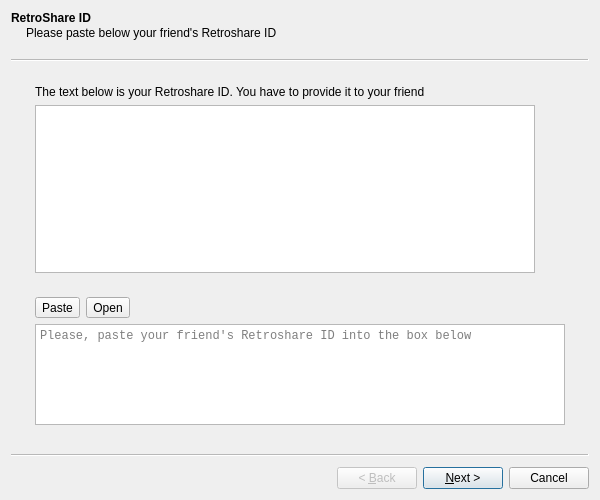
Old version of the form retroshare-gui/src/gui/connect/ConnectFriendWizard.ui in the repository RetroShare/RetroShare.
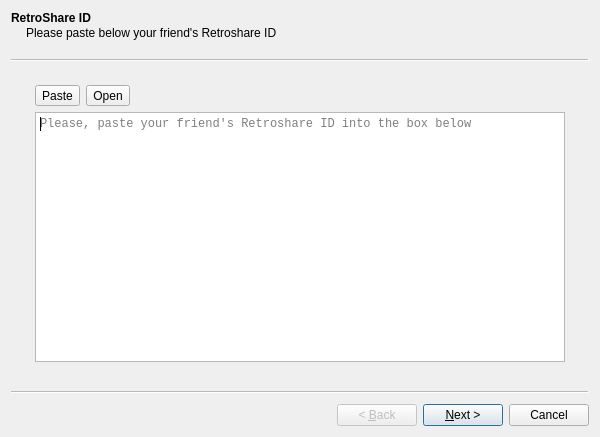
New version of the form. Icons and pictures are not drawn. Custom widgets are drawn as their Qt base class.

Commit message:
Removed unused old cert Text field
Removed unused old cert Text field to get more space
Changed Finish Button text to "Accept" when its a Friend Request
fixed stylsheets

The edit to the form file:
```diff
--- a/retroshare-gui/src/gui/connect/ConnectFriendWizard.ui
+++ b/retroshare-gui/src/gui/connect/ConnectFriendWizard.ui
@@ -7,7 +7,7 @@
     <x>0</x>
     <y>0</y>
     <width>600</width>
-    <height>500</height>
+    <height>437</height>
    </rect>
   </property>
   <property name="windowTitle">
@@ -28,192 +28,6 @@
     <string notr="true">ConnectFriendWizard::Page_Text</string>
    </attribute>
    <layout class="QVBoxLayout" name="TextPageVLayout">
-    <item>
-     <widget class="QFrame" name="userFrame">
-      <layout class="QGridLayout" name="userFrameGLayout">
-       <item row="1" column="1">
-        <layout class="QVBoxLayout" name="userCertButtonVLayout">
-         <item>
-          <widget class="QToolButton" name="userCertHelpButton">
-           <property name="sizePolicy">
-            <sizepolicy hsizetype="Fixed" vsizetype="Fixed">
-             <horstretch>20</horstretch>
-             <verstretch>20</verstretch>
-            </sizepolicy>
-           </property>
-           <property name="focusPolicy">
-            <enum>Qt::NoFocus</enum>
-           </property>
-           <property name="icon">
-            <iconset resource="../images.qrc">
-             <normaloff>:/images/info16.png</normaloff>:/images/info16.png</iconset>
-           </property>
-           <property name="autoRaise">
-            <bool>true</bool>
-           </property>
-          </widget>
-         </item>
-         <item>
-          <widget class="QToolButton" name="userCertIncludeSignaturesButton">
-           <property name="sizePolicy">
-            <sizepolicy hsizetype="Fixed" vsizetype="Fixed">
-             <horstretch>20</horstretch>
-             <verstretch>20</verstretch>
-            </sizepolicy>
-           </property>
-           <property name="focusPolicy">
-            <enum>Qt::NoFocus</enum>
-           </property>
-           <property name="toolTip">
-            <string>Include signatures</string>
-           </property>
-           <property name="icon">
-            <iconset resource="../images.qrc">
-             <normaloff>:/images/gpgp_key_generate.png</normaloff>:/images/gpgp_key_generate.png</iconset>
-           </property>
-           <property name="checkable">
-            <bool>true</bool>
-           </property>
-           <property name="autoRaise">
-            <bool>true</bool>
-           </property>
-          </widget>
-         </item>
-         <item>
-          <widget class="QToolButton" name="userCertCopyButton">
-           <property name="sizePolicy">
-            <sizepolicy hsizetype="Fixed" vsizetype="Fixed">
-             <horstretch>20</horstretch>
-             <verstretch>20</verstretch>
-            </sizepolicy>
-           </property>
-           <property name="focusPolicy">
-            <enum>Qt::NoFocus</enum>
-           </property>
-           <property name="toolTip">
-            <string>Copy your Cert to Clipboard</string>
-           </property>
-           <property name="icon">
-            <iconset resource="../images.qrc">
-             <normaloff>:/images/copyrslink.png</normaloff>:/images/copyrslink.png</iconset>
-           </property>
-           <property name="autoRaise">
-            <bool>true</bool>
-           </property>
-          </widget>
-         </item>
-         <item>
-          <widget class="QToolButton" name="userCertSaveButton">
-           <property name="sizePolicy">
-            <sizepolicy hsizetype="Fixed" vsizetype="Fixed">
-             <horstretch>20</horstretch>
-             <verstretch>20</verstretch>
-            </sizepolicy>
-           </property>
-           <property name="focusPolicy">
-            <enum>Qt::NoFocus</enum>
-           </property>
-           <property name="toolTip">
-            <string>Save your Cert into a File</string>
-           </property>
-           <property name="icon">
-            <iconset resource="../images.qrc">
-             <normaloff>:/images/document_save.png</normaloff>:/images/document_save.png</iconset>
-           </property>
-           <property name="autoRaise">
-            <bool>true</bool>
-           </property>
-          </widget>
-         </item>
-         <item>
-          <widget class="QToolButton" name="userCertMailButton">
-           <property name="sizePolicy">
-            <sizepolicy hsizetype="Fixed" vsizetype="Fixed">
-             <horstretch>20</horstretch>
-             <verstretch>20</verstretch>
-            </sizepolicy>
-           </property>
-           <property name="focusPolicy">
-            <enum>Qt::NoFocus</enum>
-           </property>
-           <property name="toolTip">
-            <string>Run Email program</string>
-           </property>
-           <property name="icon">
-            <iconset resource="../images.qrc">
-             <normaloff>:/images/mail_send.png</normaloff>:/images/mail_send.png</iconset>
-           </property>
-           <property name="autoRaise">
-            <bool>true</bool>
-           </property>
-          </widget>
-         </item>
-         <item>
-          <widget class="QToolButton" name="userCertOldFormatButton">
-           <property name="sizePolicy">
-            <sizepolicy hsizetype="Fixed" vsizetype="Fixed">
-             <horstretch>20</horstretch>
-             <verstretch>20</verstretch>
-            </sizepolicy>
-           </property>
-           <property name="focusPolicy">
-            <enum>Qt::NoFocus</enum>
-           </property>
-           <property name="icon">
-            <iconset resource="../images.qrc">
-             <normaloff>:/images/ledon1.png</normaloff>:/images/ledon1.png</iconset>
-           </property>
-           <property name="checkable">
-            <bool>true</bool>
-           </property>
-           <property name="autoRaise">
-            <bool>true</bool>
-           </property>
-          </widget>
-         </item>
-         <item>
-          <spacer name="userCertButtonVSpacer">
-           <property name="orientation">
-            <enum>Qt::Vertical</enum>
-           </property>
-           <property name="sizeHint" stdset="0">
-            <size>
-             <width>20</width>
-             <height>40</height>
-            </size>
-           </property>
-          </spacer>
-         </item>
-        </layout>
-       </item>
-       <item row="1" column="0">
-        <widget class="QPlainTextEdit" name="userCertEdit">
-         <property name="font">
-          <font>
-           <family>Courier New</family>
-          </font>
-         </property>
-         <property name="lineWrapMode">
-          <enum>QPlainTextEdit::NoWrap</enum>
-         </property>
-         <property name="readOnly">
-          <bool>true</bool>
-         </property>
-         <property name="tabStopWidth">
-          <number>80</number>
-         </property>
-        </widget>
-       </item>
-       <item row="0" column="0">
-        <widget class="QLabel" name="userCertLabel">
-         <property name="text">
-          <string>The text below is your Retroshare ID. You have to provide it to your friend</string>
-         </property>
-        </widget>
-       </item>
-      </layout>
-     </widget>
-    </item>
     <item>
      <widget class="QFrame" name="friendFrame">
       <layout class="QGridLayout" name="friendFrameGLayout">
```
Left out of the diff: 2 changed lines with no effect on the pictures. The commit also changes 3 other files.
